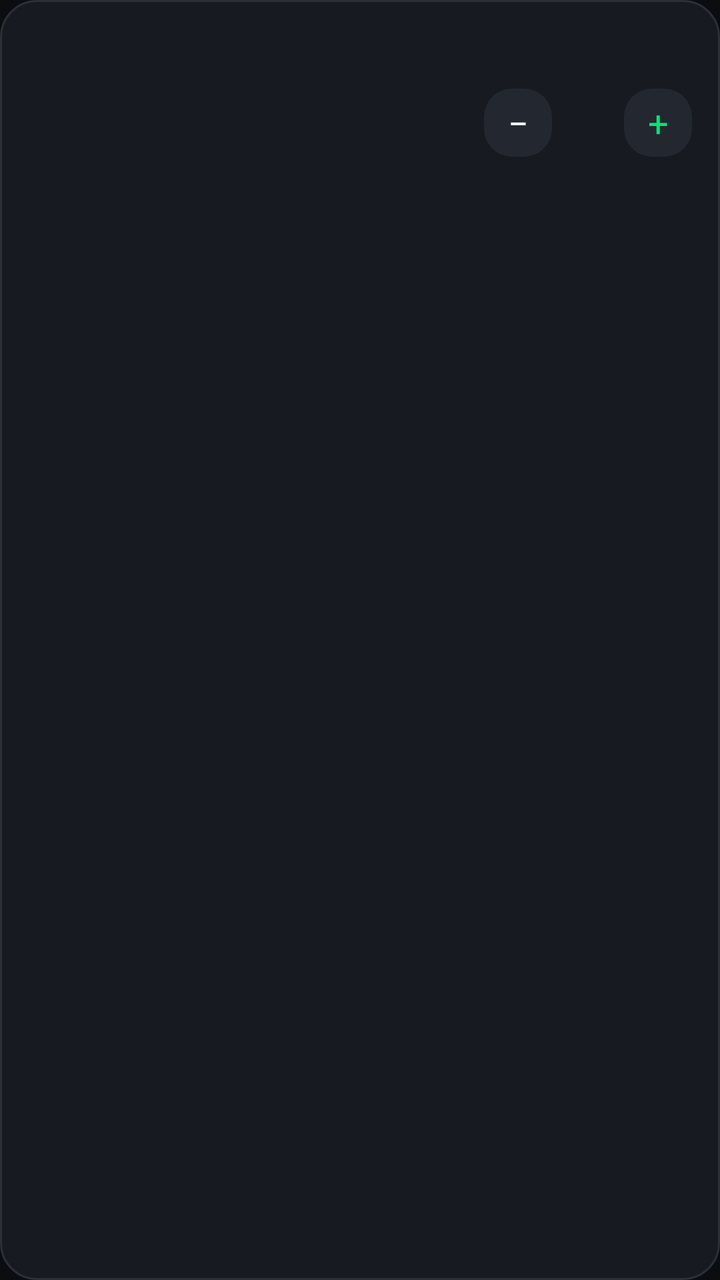
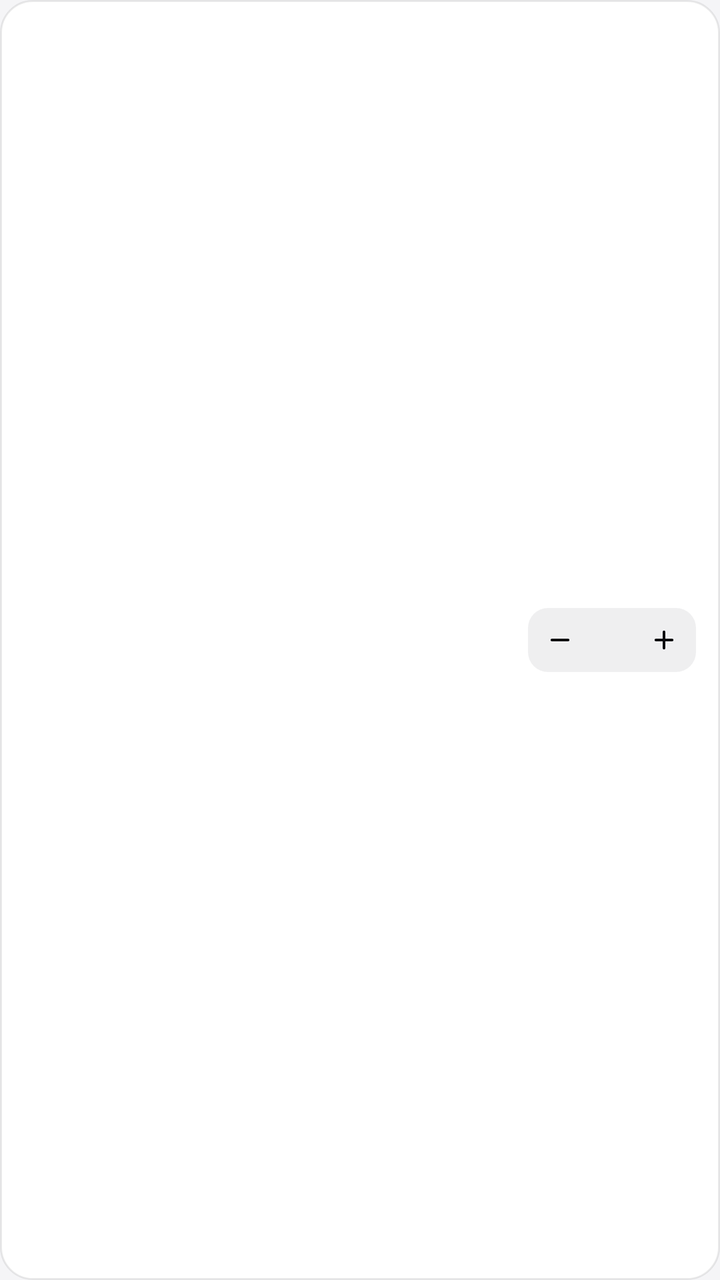

The first picture is an Android layout as it rendered before a commit; the second is the same layout after the commit. The layout source and the unified diff follow.
<!-- AndroidManifest.xml: application theme Theme.PriceScanner -->
<!-- res/layout/item_cart.xml -->
<?xml version="1.0" encoding="utf-8"?>
<LinearLayout xmlns:android="http://schemas.android.com/apk/res/android"
    android:layout_width="match_parent"
    android:layout_height="wrap_content"
    android:background="@drawable/bg_list_item"
    android:orientation="vertical"
    android:padding="14dp">

    <LinearLayout
        android:layout_width="match_parent"
        android:layout_height="wrap_content"
        android:gravity="center_vertical"
        android:orientation="horizontal">

        <TextView
            android:id="@+id/item_name"
            android:layout_width="0dp"
            android:layout_height="wrap_content"
            android:layout_weight="1"
            android:maxLines="2"
            android:textColor="@color/text_primary"
            android:textSize="16sp"
            android:textStyle="bold" />

        <TextView
            android:id="@+id/item_line_total"
            android:layout_width="wrap_content"
            android:layout_height="wrap_content"
            android:layout_marginStart="10dp"
            android:fontFamily="sans-serif-medium"
            android:textColor="@color/accent"
            android:textSize="18sp"
            android:textStyle="bold" />
    </LinearLayout>

    <LinearLayout
        android:layout_width="match_parent"
        android:layout_height="wrap_content"
        android:layout_marginTop="6dp"
        android:gravity="center_vertical"
        android:orientation="horizontal">

        <TextView
            android:id="@+id/item_unit_price"
            android:layout_width="0dp"
            android:layout_height="wrap_content"
            android:layout_weight="1"
            android:textColor="@color/text_muted"
            android:textSize="12sp" />

        <TextView
            android:id="@+id/btn_minus"
            android:layout_width="34dp"
            android:layout_height="34dp"
            android:background="@drawable/bg_chip"
            android:gravity="center"
            android:text="−"
            android:textColor="@color/text_primary"
            android:textSize="18sp" />

        <TextView
            android:id="@+id/item_quantity"
            android:layout_width="36dp"
            android:layout_height="wrap_content"
            android:gravity="center"
            android:textColor="@color/text_primary"
            android:textSize="15sp"
            android:textStyle="bold" />

        <TextView
            android:id="@+id/btn_plus"
            android:layout_width="34dp"
            android:layout_height="34dp"
            android:background="@drawable/bg_chip"
            android:gravity="center"
            android:text="+"
            android:textColor="@color/accent"
            android:textSize="18sp" />
    </LinearLayout>
</LinearLayout>
<!-- resources referenced by this layout -->
<resources>
  <color name="accent">#00E676</color>
  <color name="text_muted">#98A2AE</color>
  <color name="text_primary">#F5F7FA</color>
  <!-- drawable bg_chip (drawable) -->
  <?xml version="1.0" encoding="utf-8"?>
  <shape xmlns:android="http://schemas.android.com/apk/res/android"
      android:shape="rectangle">
      <solid android:color="@color/secondary_bg" />
      <corners android:radius="14dp" />
  </shape>
  <!-- drawable bg_list_item (drawable) -->
  <?xml version="1.0" encoding="utf-8"?>
  <shape xmlns:android="http://schemas.android.com/apk/res/android"
      android:shape="rectangle">
      <solid android:color="@color/card" />
      <stroke android:width="1dp" android:color="@color/card_stroke" />
      <corners android:radius="18dp" />
  </shape>
  <style name="Theme.PriceScanner" parent="Theme.AppCompat.NoActionBar">
          <item name="android:windowBackground">@color/bg</item>
          <item name="android:statusBarColor">@color/bg</item>
          <item name="android:navigationBarColor">@color/bg</item>
          <item name="android:windowLightStatusBar">false</item>
          <item name="colorAccent">@color/accent</item>
          <item name="android:textColorPrimary">@color/text_primary</item>
          <item name="android:textColorSecondary">@color/text_muted</item>
      </style>
  <color name="secondary_bg">#232830</color>
  <color name="card">#171B21</color>
  <color name="card_stroke">#2A3038</color>
  <color name="bg">#0B0D10</color>
</resources>

<!-- the commit's change to res/layout/item_cart.xml (unified diff, before → after) -->
@@ -3,78 +3,83 @@
     android:layout_width="match_parent"
     android:layout_height="wrap_content"
     android:background="@drawable/bg_list_item"
-    android:orientation="vertical"
-    android:padding="14dp">
+    android:gravity="center_vertical"
+    android:orientation="horizontal"
+    android:padding="12dp">
+
+    <TextView
+        android:id="@+id/item_thumb"
+        android:layout_width="44dp"
+        android:layout_height="44dp"
+        android:gravity="center"
+        android:textColor="@color/ink2"
+        android:textSize="15sp"
+        android:textStyle="bold" />
 
     <LinearLayout
-        android:layout_width="match_parent"
+        android:layout_width="0dp"
         android:layout_height="wrap_content"
-        android:gravity="center_vertical"
-        android:orientation="horizontal">
+        android:layout_marginStart="12dp"
+        android:layout_weight="1"
+        android:orientation="vertical">
 
         <TextView
             android:id="@+id/item_name"
-            android:layout_width="0dp"
+            android:layout_width="match_parent"
             android:layout_height="wrap_content"
-            android:layout_weight="1"
-            android:maxLines="2"
-            android:textColor="@color/text_primary"
-            android:textSize="16sp"
-            android:textStyle="bold" />
+            android:ellipsize="end"
+            android:maxLines="1"
+            android:textColor="@color/ink"
+            android:textSize="13.5sp" />
 
         <TextView
-            android:id="@+id/item_line_total"
-            android:layout_width="wrap_content"
+            android:id="@+id/item_meta"
+            android:layout_width="match_parent"
             android:layout_height="wrap_content"
-            android:layout_marginStart="10dp"
-            android:fontFamily="sans-serif-medium"
-            android:textColor="@color/accent"
-            android:textSize="18sp"
-            android:textStyle="bold" />
+            android:layout_marginTop="3dp"
+            android:ellipsize="end"
+            android:maxLines="1"
+            android:textColor="@color/ink3"
+            android:textSize="11.5sp" />
     </LinearLayout>
 
     <LinearLayout
-        android:layout_width="match_parent"
+        android:layout_width="wrap_content"
         android:layout_height="wrap_content"
-        android:layout_marginTop="6dp"
+        android:layout_marginStart="10dp"
+        android:background="@drawable/bg_qty"
         android:gravity="center_vertical"
-        android:orientation="horizontal">
+        android:orientation="horizontal"
+        android:padding="2dp">
 
-        <TextView
-            android:id="@+id/item_unit_price"
-            android:layout_width="0dp"
-            android:layout_height="wrap_content"
-            android:layout_weight="1"
-            android:textColor="@color/text_muted"
-            android:textSize="12sp" />
-
-        <TextView
+        <ImageView
             android:id="@+id/btn_minus"
-            android:layout_width="34dp"
-            android:layout_height="34dp"
-            android:background="@drawable/bg_chip"
-            android:gravity="center"
-            android:text="−"
-            android:textColor="@color/text_primary"
-            android:textSize="18sp" />
+            android:layout_width="28dp"
+            android:layout_height="28dp"
+            android:clickable="true"
+            android:focusable="false"
+            android:padding="7dp"
+            android:src="@drawable/ic_minus"
+            android:tint="@color/ink" />
 
         <TextView
             android:id="@+id/item_quantity"
-            android:layout_width="36dp"
+            android:layout_width="24dp"
             android:layout_height="wrap_content"
             android:gravity="center"
-            android:textColor="@color/text_primary"
-            android:textSize="15sp"
+            android:includeFontPadding="false"
+            android:textColor="@color/ink"
+            android:textSize="13sp"
             android:textStyle="bold" />
 
-        <TextView
+        <ImageView
             android:id="@+id/btn_plus"
-            android:layout_width="34dp"
-            android:layout_height="34dp"
-            android:background="@drawable/bg_chip"
-            android:gravity="center"
-            android:text="+"
-            android:textColor="@color/accent"
-            android:textSize="18sp" />
+            android:layout_width="28dp"
+            android:layout_height="28dp"
+            android:clickable="true"
+            android:focusable="false"
+            android:padding="7dp"
+            android:src="@drawable/ic_plus"
+            android:tint="@color/ink" />
     </LinearLayout>
 </LinearLayout>
<!-- resource entries referenced after the edit -->
@@ -1,35 +1,65 @@
 <!-- resources referenced by this layout -->
 <resources>
-  <color name="accent">#00E676</color>
-  <color name="text_muted">#98A2AE</color>
-  <color name="text_primary">#F5F7FA</color>
-  <!-- drawable bg_chip (drawable) -->
-  <?xml version="1.0" encoding="utf-8"?>
-  <shape xmlns:android="http://schemas.android.com/apk/res/android"
-      android:shape="rectangle">
-      <solid android:color="@color/secondary_bg" />
-      <corners android:radius="14dp" />
-  </shape>
+  <color name="ink">#0B0B0E</color>
+  <color name="ink2">#6B6B76</color>
+  <color name="ink3">#9A9AA5</color>
   <!-- drawable bg_list_item (drawable) -->
   <?xml version="1.0" encoding="utf-8"?>
   <shape xmlns:android="http://schemas.android.com/apk/res/android"
       android:shape="rectangle">
       <solid android:color="@color/card" />
-      <stroke android:width="1dp" android:color="@color/card_stroke" />
-      <corners android:radius="18dp" />
+      <stroke android:width="1dp" android:color="@color/line" />
+      <corners android:radius="16dp" />
   </shape>
-  <style name="Theme.PriceScanner" parent="Theme.AppCompat.NoActionBar">
+  <!-- drawable bg_qty (drawable) -->
+  <?xml version="1.0" encoding="utf-8"?>
+  <shape xmlns:android="http://schemas.android.com/apk/res/android"
+      android:shape="rectangle">
+      <solid android:color="@color/fill" />
+      <corners android:radius="10dp" />
+  </shape>
+  <!-- drawable ic_minus (drawable) -->
+  <?xml version="1.0" encoding="utf-8"?>
+  <vector xmlns:android="http://schemas.android.com/apk/res/android"
+      android:width="24dp"
+      android:height="24dp"
+      android:viewportWidth="24"
+      android:viewportHeight="24">
+      <path
+          android:fillColor="@android:color/transparent"
+          android:pathData="M5,12h14"
+          android:strokeColor="#FF000000"
+          android:strokeLineCap="round"
+          android:strokeWidth="2.2" />
+  </vector>
+  <!-- drawable ic_plus (drawable) -->
+  <?xml version="1.0" encoding="utf-8"?>
+  <vector xmlns:android="http://schemas.android.com/apk/res/android"
+      android:width="24dp"
+      android:height="24dp"
+      android:viewportWidth="24"
+      android:viewportHeight="24">
+      <path
+          android:fillColor="@android:color/transparent"
+          android:pathData="M12,5v14M5,12h14"
+          android:strokeColor="#FF000000"
+          android:strokeLineCap="round"
+          android:strokeWidth="2.2" />
+  </vector>
+  <style name="Theme.PriceScanner" parent="Theme.AppCompat.Light.NoActionBar">
           <item name="android:windowBackground">@color/bg</item>
           <item name="android:statusBarColor">@color/bg</item>
           <item name="android:navigationBarColor">@color/bg</item>
-          <item name="android:windowLightStatusBar">false</item>
-          <item name="colorAccent">@color/accent</item>
-          <item name="android:textColorPrimary">@color/text_primary</item>
-          <item name="android:textColorSecondary">@color/text_muted</item>
+          <item name="android:windowLightStatusBar">true</item>
+          <item name="android:windowLightNavigationBar">true</item>
+          <item name="colorAccent">@color/blue</item>
+          <item name="android:textColorPrimary">@color/ink</item>
+          <item name="android:textColorSecondary">@color/ink2</item>
       </style>
-  <color name="secondary_bg">#232830</color>
-  <color name="card">#171B21</color>
-  <color name="card_stroke">#2A3038</color>
-  <color name="bg">#0B0D10</color>
+  <color name="card">#FFFFFF</color>
+  <color name="line">#14000000</color>
+  <color name="fill">#1F787880</color>
+  <color name="bg">#F5F5F7</color>
+  <color name="blue">#007AFF</color>
 </resources>
 
